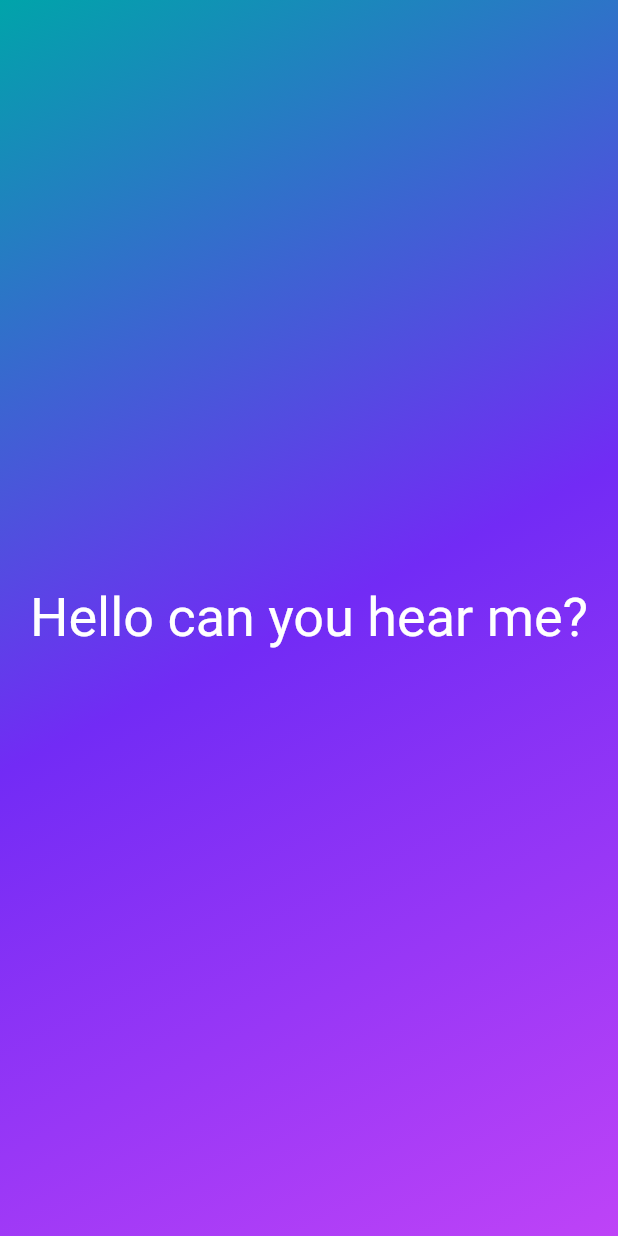
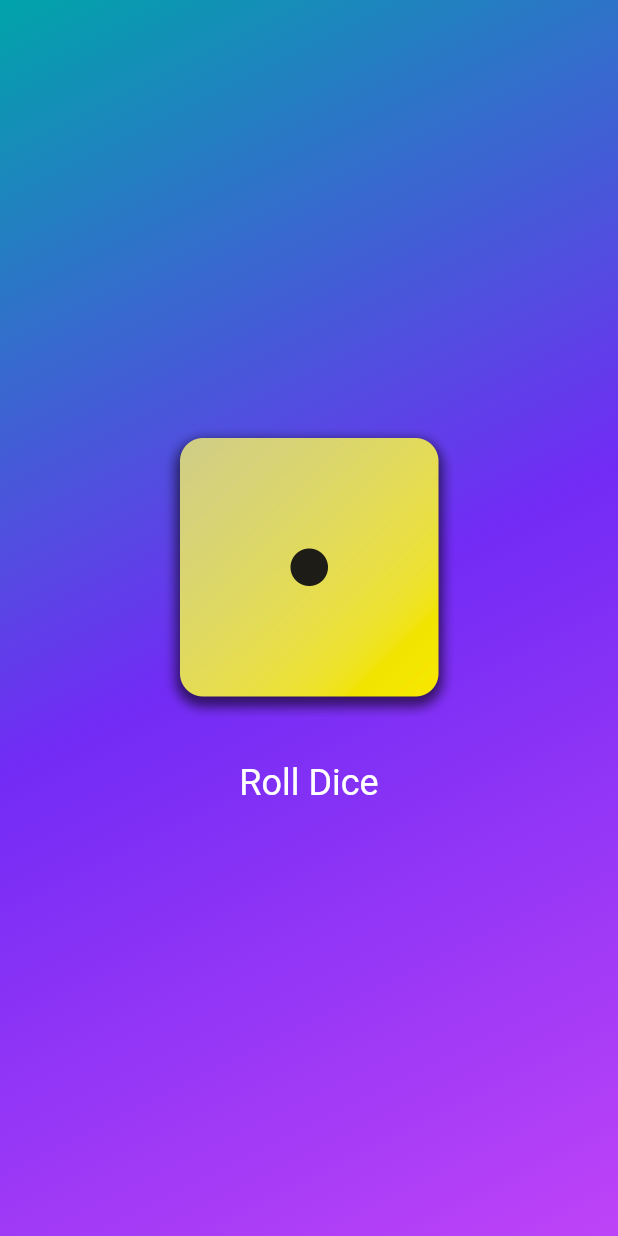
Before and after one commit to willy-dev/flutterflow_prerequisites, a Flutter app: the screen it shows after launch, on a phone screen of 412 x 824 dp. Run offline on Flutter 3.47's test engine with Material 2 defaults, Android fonts, the phone set to English and light mode, and no system bars; Roboto replaces fonts that are missing (cursive).

Commit message:
dice roller game complete

```diff
--- /dev/null
+++ b/lib/dice_roller.dart
@@ -0,0 +1,43 @@
+import 'package:flutter/material.dart';
+import 'dart:math';
+
+final randomizer = Random();
+
+class DiceRoller extends StatefulWidget {
+  const DiceRoller({super.key});
+
+  @override
+  State<DiceRoller> createState() {
+    return _DiceRollerState();
+  }
+}
+
+class _DiceRollerState extends State<DiceRoller> {
+  var activeDiceImage = 'assets/images/dice-1.png';
+
+  void rollDice() {
+    var diceRoll = randomizer.nextInt(6) + 1;
+    setState(() {
+      activeDiceImage = 'assets/images/dice-$diceRoll.png';
+    });
+  }
+
+  @override
+  Widget build(context) {
+    return Column(
+      mainAxisSize: MainAxisSize.min,
+      children: [
+        Image.asset(activeDiceImage, width: 200),
+        const SizedBox(height: 20),
+        TextButton(
+            onPressed: rollDice,
+            style: TextButton.styleFrom(
+              foregroundColor: Colors.white,
+              //backgroundColor: Colors.black,
+              textStyle: const TextStyle(fontSize: 24),
+            ),
+            child: const Text('Roll Dice'))
+      ],
+    );
+  }
+}
--- a/lib/main.dart
+++ b/lib/main.dart
@@ -6,7 +6,8 @@ void main() {
   runApp(
     const MaterialApp(
       home: Scaffold(
-        body: MyAppContainer(<Color>[
+        body: MyAppContainer(
+          <Color>[
             Color.fromARGB(255, 0, 164, 170),
             Color.fromARGB(255, 114, 43, 245),
             Color.fromARGB(255, 190, 67, 247),
--- a/lib/my_app_container.dart
+++ b/lib/my_app_container.dart
@@ -1,9 +1,9 @@
 import 'package:flutter/material.dart';
-import 'package:first_app/styled_text.dart';
+//import 'package:first_app/styled_text.dart';
+import 'package:first_app/dice_roller.dart';
 
 const startAlignment = Alignment.topLeft;
 const endAlignment = Alignment.bottomRight;
-
 
 class MyAppContainer extends StatelessWidget {
   //MyAppContainer instead of GradientContainer
@@ -22,7 +22,7 @@ class MyAppContainer extends StatelessWidget {
         ),
       ),
       child: const Center(
-                child: StyledText('Hello can you hear me?'),
+        child: DiceRoller(),
       ),
     );
   }
--- a/lib/styled_text.dart
+++ b/lib/styled_text.dart
@@ -11,7 +11,7 @@ class StyledText extends StatelessWidget {
       text,
       style: const TextStyle(
         fontSize: 36,
-          fontFamily: 'cursive',
+        fontFamily: 'roboto',
         color: Colors.white,
       ),
     );
```
Also changed, not shown: pubspec.yaml (+11 -7 lines), assets/images/dice-1.png (added), assets/images/dice-2.png (added), assets/images/dice-3.png (added), assets/images/dice-4.png (added), assets/images/dice-5.png (added), assets/images/dice-6.png (added). Lines whose indentation alone changed are shown as unchanged.
